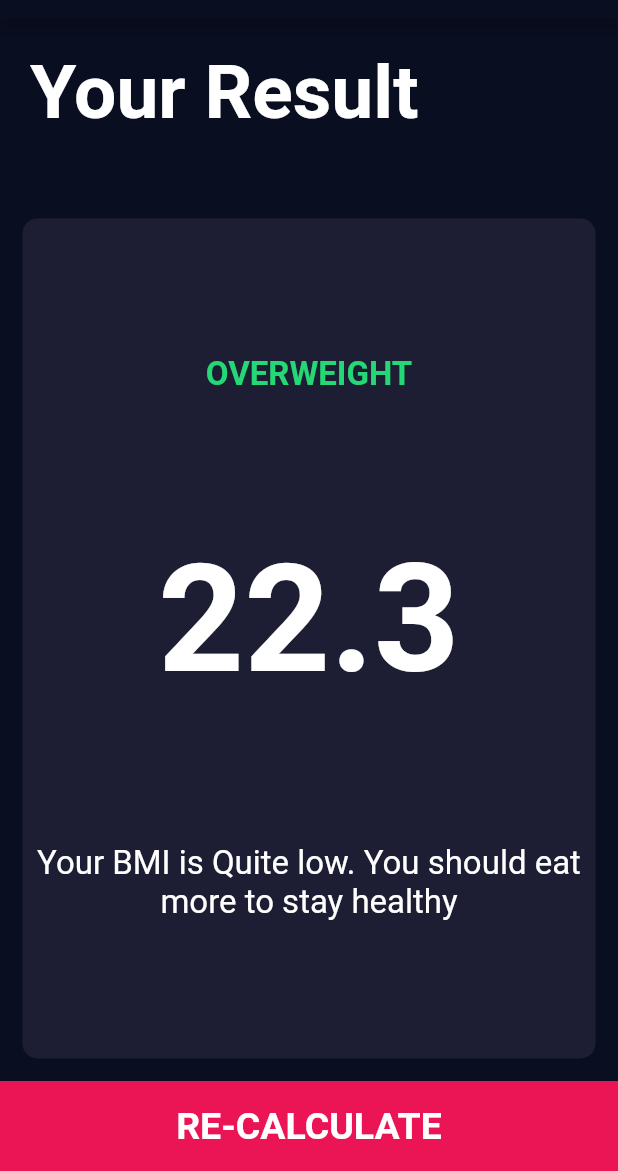
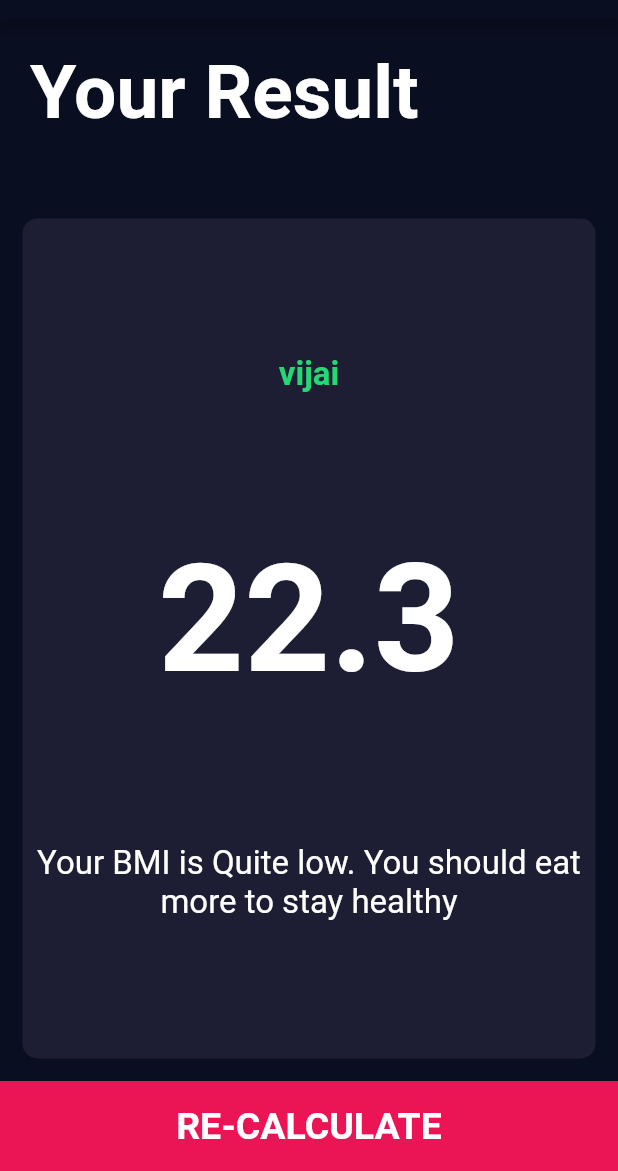
Before and after one commit to vijai-ks/BMI-Calculator, a Flutter app: the screen it shows after launch, after a tap on "CALCULATE", on a phone screen of 412 x 824 dp, the part 65-1236 px from its top. Run offline on Flutter 3.47's test engine with Material 2 defaults, Android fonts, the phone set to English and light mode, and no system bars; our stand-ins replace font_awesome_flutter.

Commit message:
feat: bmi_calculator: Add parameter passing in named routes
Signed-off-by: vijai-ks <vijai.ksv@gmail.com>

```diff
--- a/lib/screens/input_page.dart
+++ b/lib/screens/input_page.dart
@@ -250,7 +250,13 @@ class _InputPageState extends State<InputPage> {
             ),
             BottomButton(
               onTap: () {
-                Navigator.pushNamed(context, '/result');
+                Navigator.pushNamed(
+                  context,
+                  '/result',
+                  arguments: {
+                    'name': 'vijai',
+                  },
+                );
               },
               buttonText: 'CALCULATE',
             ),
--- a/lib/screens/result_page.dart
+++ b/lib/screens/result_page.dart
@@ -6,6 +6,9 @@ import '../components/bottom_buton.dart';
 class ResultPage extends StatelessWidget {
   @override
   Widget build(BuildContext context) {
+    final routeArgs =
+        ModalRoute.of(context)?.settings?.arguments as Map<String, String>;
+    final name = routeArgs['name'].toString();
     return Scaffold(
         appBar: AppBar(
           title: const Center(
@@ -30,12 +33,12 @@ class ResultPage extends StatelessWidget {
                 flex: 5,
                 child: ReusableCard(
                   colour: kPrimaryCardColor,
-                  childCard: const Column(
+                  childCard: Column(
                     mainAxisAlignment: MainAxisAlignment.spaceEvenly,
                     crossAxisAlignment: CrossAxisAlignment.center,
                     children: [
                       Text(
-                        'OVERWEIGHT',
+                        name,
                         style: kBMIResultTextStyle,
                       ),
                       Text(
```
